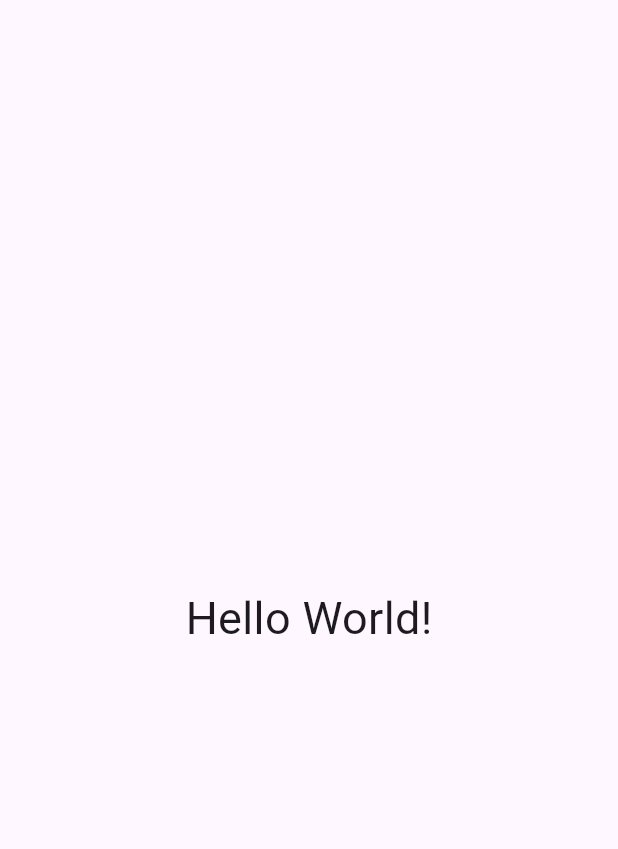
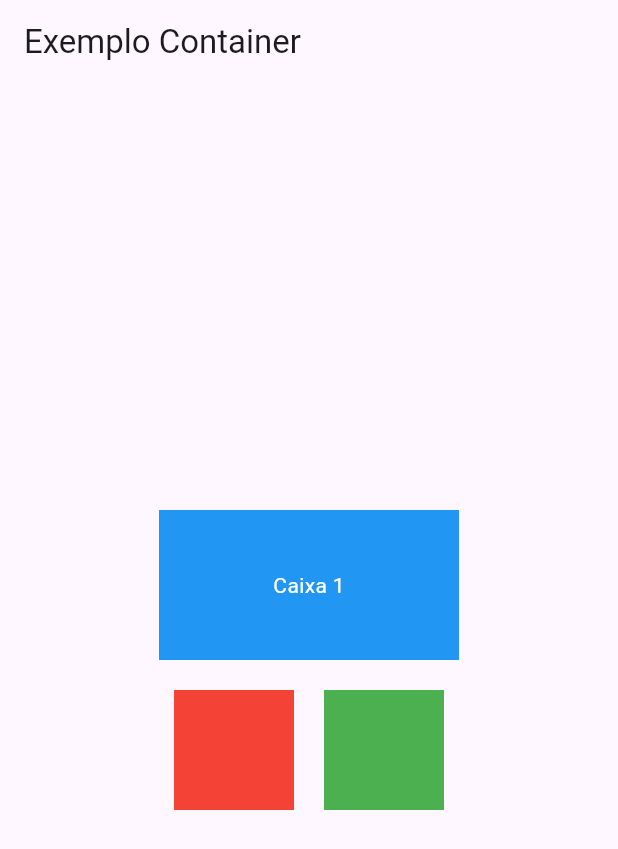
Before and after one commit to rianzitos/hello_world, a Flutter app: the screen it shows after launch, on a phone screen of 412 x 824 dp. Shown: the top 849 px of the screen. Run offline on Flutter 3.47's test engine with Material 3 defaults, Android fonts, the phone set to English and light mode, and no system bars.

Commit message:
Collum, Row, Container e Atividade

```diff
--- /dev/null
+++ b/lib/main Container.dart
@@ -0,0 +1,27 @@
+import 'package:flutter/material.dart';
+
+//Run|Debug|Profile
+void main(){
+  runApp(MyApp());
+}
+
+class MyApp extends StatelessWidget {
+  const MyApp({super.key});
+
+  @override
+  Widget build(BuildContext context) {
+    return MaterialApp(
+      home:Scaffold(
+        appBar:AppBar(title: Text("Exemplo Container")),
+          body: Container(
+            width: 200,
+            height: 100,
+            color: Colors.purple,
+            child: Center(
+              child: Text("Olá Flutter", style: TextStyle(color: Colors.white)),
+            ),
+          ),
+        ),
+      );
+    }
+  }
--- /dev/null
+++ b/lib/main Hello.dart
@@ -0,0 +1,24 @@
+import 'package:flutter/material.dart';
+
+//Run|Debug|Profile
+void main(){
+  runApp(const MyApp());
+}
+
+class MyApp extends StatelessWidget {
+  const MyApp({super.key});
+
+  @override
+  Widget build(BuildContext context) {
+    return const MaterialApp(
+      home: Scaffold(
+        body: Center(
+          child: Text(
+            'Hello World!',
+            style: TextStyle(fontSize: 30),
+          ),
+        ),
+      ),
+    );
+  }
+}
--- a/lib/main.dart
+++ b/lib/main.dart
@@ -2,7 +2,7 @@ import 'package:flutter/material.dart';
 
 //Run|Debug|Profile
 void main(){
-  runApp(const MyApp());
+  runApp(MyApp());
 }
 
 class MyApp extends StatelessWidget {
@@ -10,15 +10,51 @@ class MyApp extends StatelessWidget {
 
   @override
   Widget build(BuildContext context) {
-    return const MaterialApp(
-      home: Scaffold(
-        body: Center(
-          child: Text(
-            'Hello World!',
-            style: TextStyle(fontSize: 30),
-          ),
-        ),
+    return MaterialApp(
+      home:Scaffold(
+        appBar:AppBar(title: Text("Exemplo Container")),
+           body: Center(
+            child: Column(
+              mainAxisAlignment: MainAxisAlignment.center,
+              children: [
+
+                Container(
+                  width: 200,
+                  height: 100,
+                  color: Colors.blue,
+                  child: Center(
+                    child: Text("Caixa 1", style: TextStyle(color: Colors.white)),
+                  ),
+                ),
+
+                SizedBox(width: 20,
+                height: 20),
+              Row(
+                mainAxisAlignment: MainAxisAlignment.center,
+                children: [
+                  Container(
+                    height: 80,
+                    width: 80,
+                    color: Colors.red,
+
+                  ),
+                  SizedBox(width: 20,
+                  height: 20,
+                  ),
+
+                   Container(
+                    height: 80,
+                    width: 80,
+                    color: Colors.green,
+
+                  ),
+                ],
+              )
+              ]
+
+            )
+           ),
       ),
     );
-  }
 }
+}
```
Also changed, not shown: lib/main Collum.dart (added, +39 -0 lines), lib/main Row.dart (added, +35 -0 lines).
